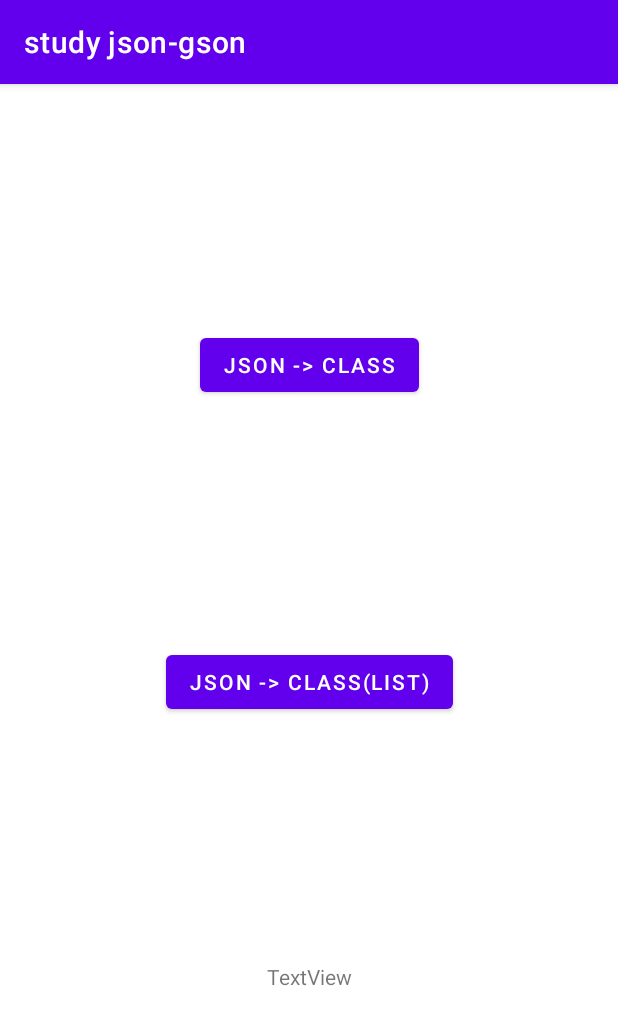
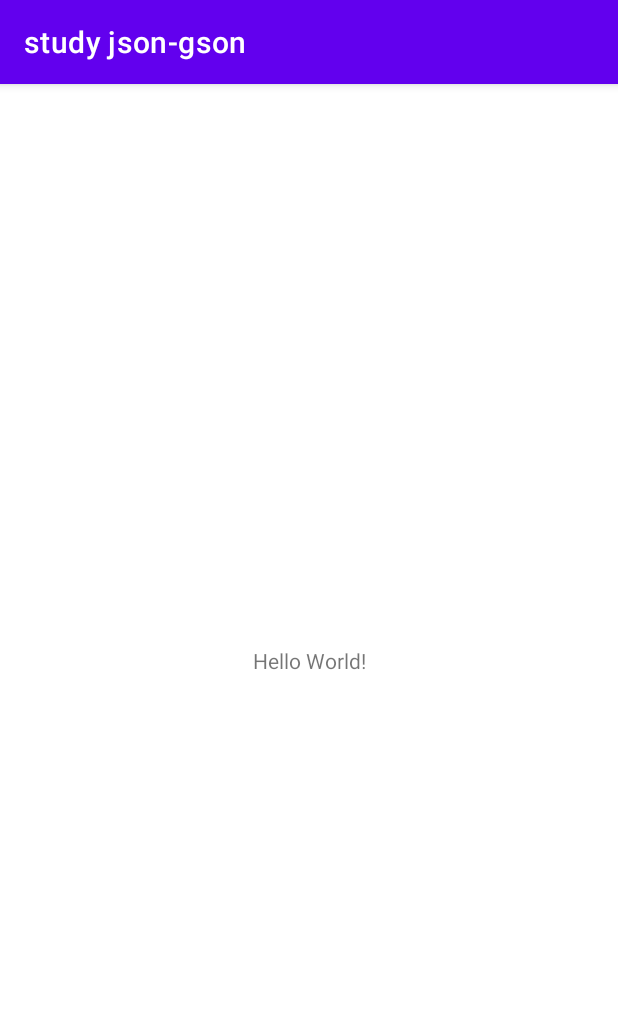
Before and after one commit to nikokann/studyjson-gson, an Android app: the screen it shows after launch (MainActivity), on a phone screen of 412 x 824 dp. Shown: the top 1025 px of the screen. Run offline under Robolectric (Android 15) with nearby library versions, the phone set to English and light mode, and no system bars.

Commit message:
Revert "Add button achion"

```diff
--- a/app/src/main/res/layout/activity_main.xml
+++ b/app/src/main/res/layout/activity_main.xml
@@ -6,33 +6,13 @@
     android:layout_height="match_parent"
     tools:context=".MainActivity">
 
-    <Button
-        android:id="@+id/json_change_button"
+    <TextView
         android:layout_width="wrap_content"
         android:layout_height="wrap_content"
-        android:text="json -> class"
-        app:layout_constraintBottom_toTopOf="@+id/json_change_list_button"
+        android:text="Hello World!"
+        app:layout_constraintBottom_toBottomOf="parent"
         app:layout_constraintEnd_toEndOf="parent"
         app:layout_constraintStart_toStartOf="parent"
         app:layout_constraintTop_toTopOf="parent" />
 
-    <Button
-        android:id="@+id/json_change_list_button"
-        android:layout_width="wrap_content"
-        android:layout_height="wrap_content"
-        android:text="json -> class(List)"
-        app:layout_constraintBottom_toTopOf="@+id/output_textview"
-        app:layout_constraintEnd_toEndOf="@+id/json_change_button"
-        app:layout_constraintStart_toStartOf="@+id/json_change_button"
-        app:layout_constraintTop_toBottomOf="@+id/json_change_button" />
-
-    <TextView
-        android:id="@+id/output_textview"
-        android:layout_width="wrap_content"
-        android:layout_height="wrap_content"
-        android:text="TextView"
-        app:layout_constraintBottom_toBottomOf="parent"
-        app:layout_constraintEnd_toEndOf="@+id/json_change_button"
-        app:layout_constraintStart_toStartOf="@+id/json_change_button"
-        app:layout_constraintTop_toBottomOf="@+id/json_change_list_button" />
 </androidx.constraintlayout.widget.ConstraintLayout>
```
Also changed, not shown: app/src/main/java/com/github/nikokann/studyjson_gson/Hoge.kt (added, +9 -0 lines), app/src/main/java/com/github/nikokann/studyjson_gson/Hoge_list.kt (added, +11 -0 lines), app/src/main/java/com/github/nikokann/studyjson_gson/MainActivity.kt (+0 -30 lines).
